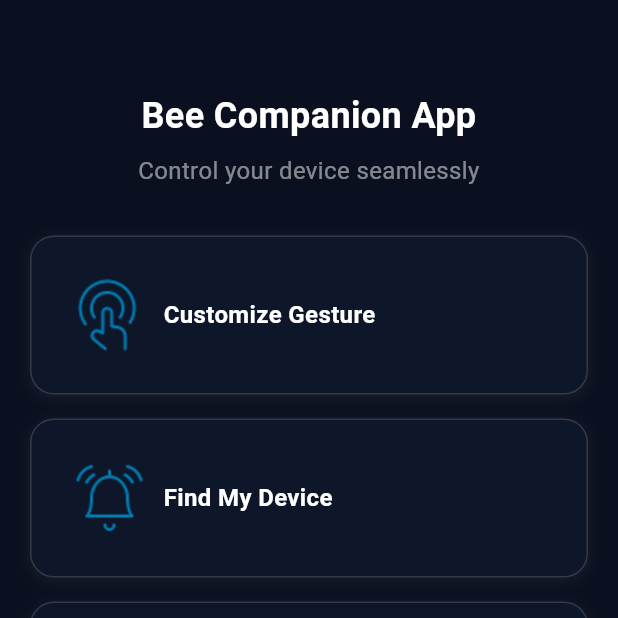
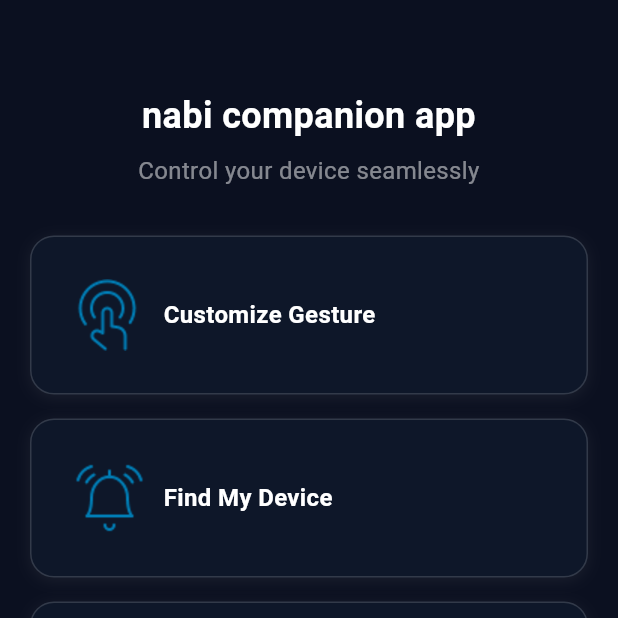
Before and after one commit to kevinli0908/testcodecompile, a Flutter app: the screen it shows after launch, on a phone screen of 412 x 824 dp, the top half of it. Run offline on Flutter 3.47's test engine with Material 3 defaults, Android fonts, the phone set to English and light mode, and no system bars; our stand-ins replace flutter_blue_plus, fluttertoast, shared_preferences; statements that could not run were skipped.

Commit message:
modify icon and name

```diff
--- a/lib/screens/device_settings_screen.dart
+++ b/lib/screens/device_settings_screen.dart
@@ -201,7 +201,7 @@ class _DeviceSettingsScreenState extends State<DeviceSettingsScreen>  with Autom
   }
 
   bool get _availableUpdate{
-/*      if(_currentVersion == null || _currentVersion.isEmpty){
+      if(_currentVersion == null || _currentVersion.isEmpty){
         return false;
       }
 
@@ -213,8 +213,7 @@ class _DeviceSettingsScreenState extends State<DeviceSettingsScreen>  with Autom
         return true;
       }
 
-      return false;*/
-      return true;
+      return false;
   }
 
   bool get _isCanPressUpdate{
--- a/lib/screens/touch_controller_screen.dart
+++ b/lib/screens/touch_controller_screen.dart
@@ -198,7 +198,7 @@ class _TouchControllerScreenState extends State<TouchControllerScreen>{
         children: [
           const SizedBox(height: 40),
           const Text(
-            'Bee Companion App',
+            'nabi companion app',
             style: TextStyle(
               fontSize: 24,
               fontWeight: FontWeight.bold,
```
Also changed, not shown: 16 other files.
